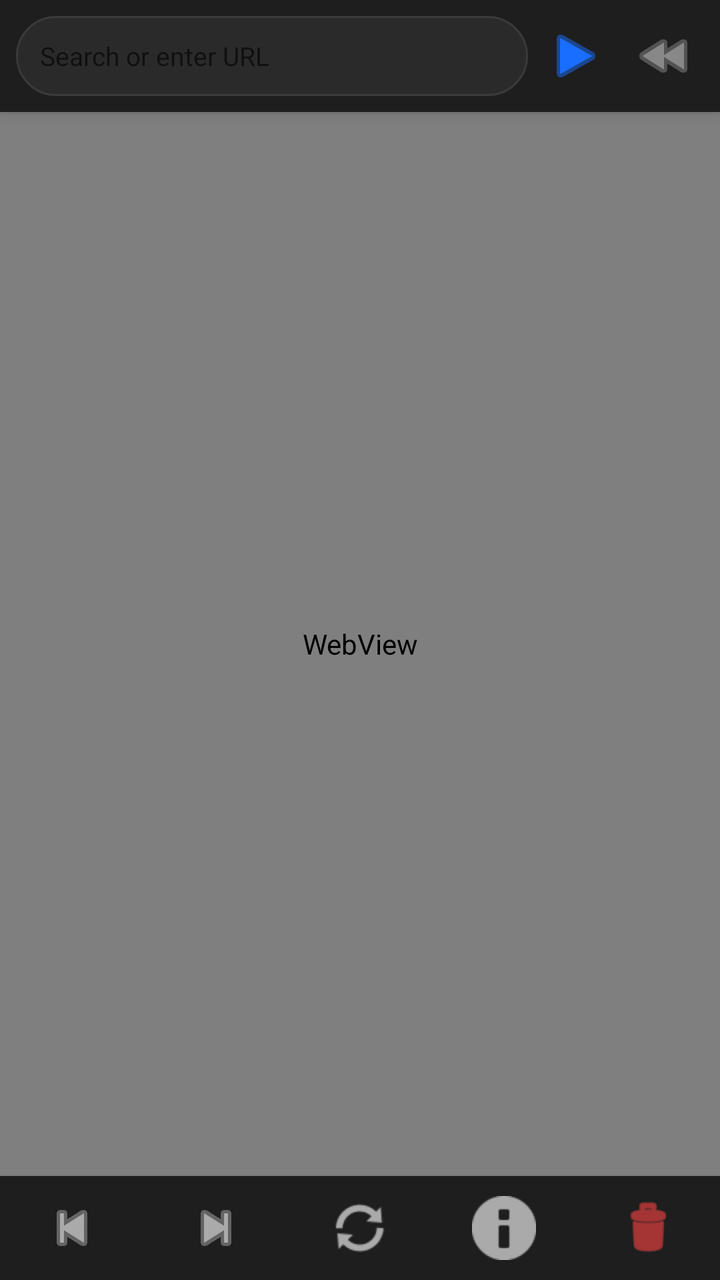
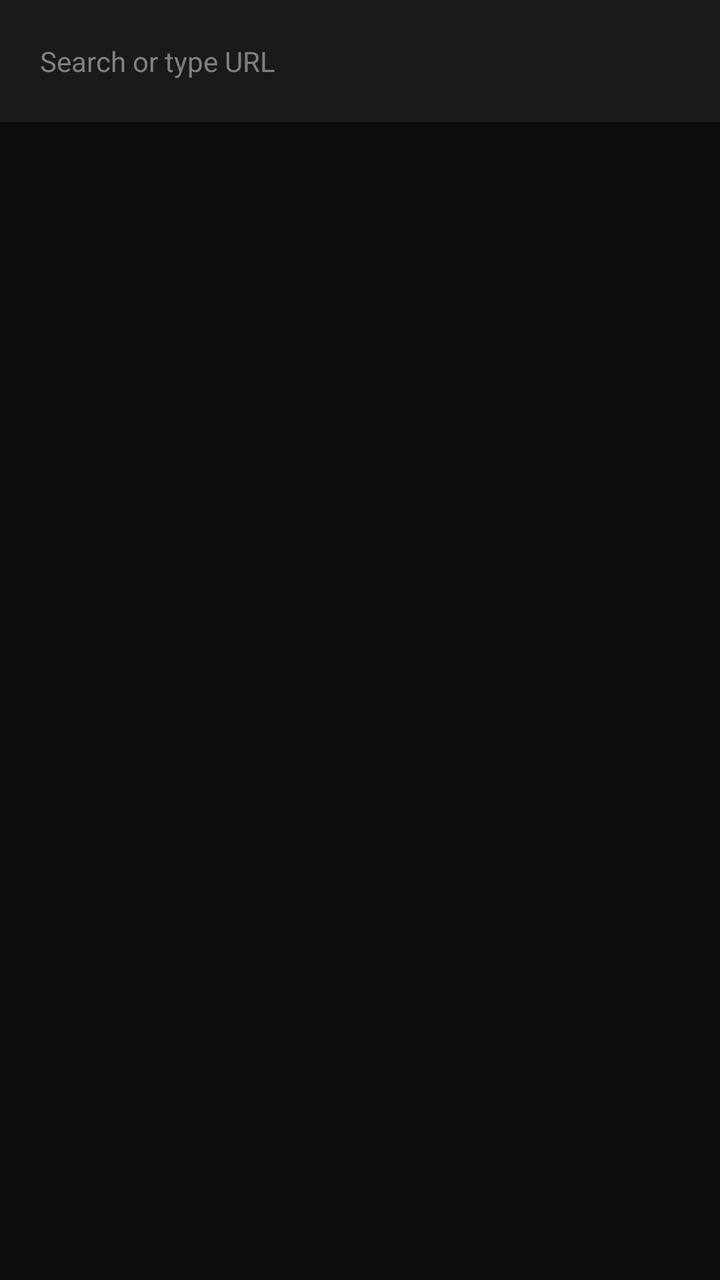

Screens rendered from an Android XML layout before and after an edit, with the pre-edit source and the edit as a unified diff.
<!-- AndroidManifest.xml: application theme Theme.PrivaBrowser -->
<!-- res/layout/activity_main.xml -->
<?xml version="1.0" encoding="utf-8"?>
<LinearLayout xmlns:android="http://schemas.android.com/apk/res/android"
    android:layout_width="match_parent"
    android:layout_height="match_parent"
    android:orientation="vertical"
    android:background="#121212">

    
    <LinearLayout
        android:layout_width="match_parent"
        android:layout_height="56dp"
        android:orientation="horizontal"
        android:background="#1E1E1E"
        android:gravity="center_vertical"
        android:paddingStart="8dp"
        android:paddingEnd="8dp"
        android:elevation="4dp">

        
        <EditText
            android:id="@+id/url_bar"
            android:layout_width="0dp"
            android:layout_height="40dp"
            android:layout_weight="1"
            android:background="@drawable/url_bar_bg"
            android:hint="Search or enter URL"
            android:hintTextColor="#666666"
            android:textColor="#FFFFFF"
            android:textSize="13sp"
            android:paddingStart="12dp"
            android:paddingEnd="12dp"
            android:imeOptions="actionGo"
            android:inputType="textUri"
            android:singleLine="true"
            android:selectAllOnFocus="true" />

        
        <ImageButton
            android:id="@+id/btn_go"
            android:layout_width="40dp"
            android:layout_height="40dp"
            android:background="?attr/selectableItemBackgroundBorderless"
            android:src="@android:drawable/ic_media_play"
            android:tint="#1A6EFF"
            android:layout_marginStart="4dp" />

        
        <Button
            android:id="@+id/btn_download"
            android:layout_width="wrap_content"
            android:layout_height="36dp"
            android:text="⬇ Video"
            android:textSize="11sp"
            android:backgroundTint="#FF6B35"
            android:textColor="#FFFFFF"
            android:paddingStart="8dp"
            android:paddingEnd="8dp"
            android:layout_marginStart="4dp"
            android:visibility="gone" />

        
        <ImageButton
            android:id="@+id/btn_playlist"
            android:layout_width="40dp"
            android:layout_height="40dp"
            android:background="?attr/selectableItemBackgroundBorderless"
            android:src="@android:drawable/ic_media_rew"
            android:tint="#888888"
            android:layout_marginStart="4dp" />

    </LinearLayout>

    
    <ProgressBar
        android:id="@+id/progress_bar"
        style="@style/Widget.AppCompat.ProgressBar.Horizontal"
        android:layout_width="match_parent"
        android:layout_height="3dp"
        android:progressTint="#1A6EFF"
        android:visibility="gone"
        android:max="100" />

    
    <WebView
        android:id="@+id/web_view"
        android:layout_width="match_parent"
        android:layout_height="0dp"
        android:layout_weight="1" />

    
    <LinearLayout
        android:layout_width="match_parent"
        android:layout_height="52dp"
        android:orientation="horizontal"
        android:background="#1E1E1E"
        android:gravity="center_vertical"
        android:elevation="4dp">

        <ImageButton
            android:id="@+id/btn_back"
            android:layout_width="0dp"
            android:layout_height="match_parent"
            android:layout_weight="1"
            android:background="?attr/selectableItemBackground"
            android:src="@android:drawable/ic_media_previous"
            android:tint="#AAAAAA" />

        <ImageButton
            android:id="@+id/btn_forward"
            android:layout_width="0dp"
            android:layout_height="match_parent"
            android:layout_weight="1"
            android:background="?attr/selectableItemBackground"
            android:src="@android:drawable/ic_media_next"
            android:tint="#AAAAAA" />

        <ImageButton
            android:id="@+id/btn_refresh"
            android:layout_width="0dp"
            android:layout_height="match_parent"
            android:layout_weight="1"
            android:background="?attr/selectableItemBackground"
            android:src="@android:drawable/ic_popup_sync"
            android:tint="#AAAAAA" />

        <ImageButton
            android:id="@+id/btn_home"
            android:layout_width="0dp"
            android:layout_height="match_parent"
            android:layout_weight="1"
            android:background="?attr/selectableItemBackground"
            android:src="@android:drawable/ic_dialog_info"
            android:tint="#AAAAAA" />

        <ImageButton
            android:id="@+id/btn_clear"
            android:layout_width="0dp"
            android:layout_height="match_parent"
            android:layout_weight="1"
            android:background="?attr/selectableItemBackground"
            android:src="@android:drawable/ic_menu_delete"
            android:tint="#FF4444" />

    </LinearLayout>

</LinearLayout>
<!-- resources referenced by this layout -->
<resources>
  <!-- drawable url_bar_bg (drawable) -->
  <?xml version="1.0" encoding="utf-8"?>
  <shape xmlns:android="http://schemas.android.com/apk/res/android"
      android:shape="rectangle">
      <solid android:color="#2A2A2A" />
      <corners android:radius="20dp" />
      <stroke android:width="1dp" android:color="#3A3A3A" />
  </shape>
  <style name="Theme.PrivaBrowser" parent="Theme.MaterialComponents.DayNight.NoActionBar">
          <item name="colorPrimary">#1A6EFF</item>
          <item name="colorPrimaryVariant">#0052CC</item>
          <item name="colorOnPrimary">#FFFFFF</item>
          <item name="colorSurface">#1E1E1E</item>
          <item name="android:windowBackground">#121212</item>
          <item name="android:statusBarColor">#0D0D0D</item>
          <item name="android:navigationBarColor">#1E1E1E</item>
      </style>
</resources>

<!-- the commit's change to res/layout/activity_main.xml (unified diff, before → after) -->
@@ -1,146 +1,60 @@
 <?xml version="1.0" encoding="utf-8"?>
-<LinearLayout xmlns:android="http://schemas.android.com/apk/res/android"
+<RelativeLayout xmlns:android="http://schemas.android.com/apk/res/android"
     android:layout_width="match_parent"
     android:layout_height="match_parent"
-    android:orientation="vertical"
-    android:background="#121212">
+    android:background="#0D0D0D">
 
     
     <LinearLayout
+        android:id="@+id/urlBarLayout"
         android:layout_width="match_parent"
-        android:layout_height="56dp"
+        android:layout_height="wrap_content"
         android:orientation="horizontal"
-        android:background="#1E1E1E"
-        android:gravity="center_vertical"
-        android:paddingStart="8dp"
-        android:paddingEnd="8dp"
-        android:elevation="4dp">
+        android:padding="8dp"
+        android:background="#1A1A1A"
+        android:gravity="center_vertical">
 
-        
         <EditText
-            android:id="@+id/url_bar"
+            android:id="@+id/urlEditText"
             android:layout_width="0dp"
-            android:layout_height="40dp"
+            android:layout_height="45dp"
             android:layout_weight="1"
-            android:background="@drawable/url_bar_bg"
-            android:hint="Search or enter URL"
-            android:hintTextColor="#666666"
+            android:background="@android:color/transparent"
+            android:hint="Search or type URL"
+            android:textColorHint="#808080"
             android:textColor="#FFFFFF"
-            android:textSize="13sp"
             android:paddingStart="12dp"
             android:paddingEnd="12dp"
             android:imeOptions="actionGo"
             android:inputType="textUri"
-            android:singleLine="true"
-            android:selectAllOnFocus="true" />
+            android:textSize="14sp" />
 
-        
         <ImageButton
-            android:id="@+id/btn_go"
+            android:id="@+id/btnDownload"
             android:layout_width="40dp"
             android:layout_height="40dp"
             android:background="?attr/selectableItemBackgroundBorderless"
-            android:src="@android:drawable/ic_media_play"
-            android:tint="#1A6EFF"
-            android:layout_marginStart="4dp" />
-
-        
-        <Button
-            android:id="@+id/btn_download"
-            android:layout_width="wrap_content"
-            android:layout_height="36dp"
-            android:text="⬇ Video"
-            android:textSize="11sp"
-            android:backgroundTint="#FF6B35"
-            android:textColor="#FFFFFF"
-            android:paddingStart="8dp"
-            android:paddingEnd="8dp"
-            android:layout_marginStart="4dp"
-            android:visibility="gone" />
-
-        
-        <ImageButton
-            android:id="@+id/btn_playlist"
-            android:layout_width="40dp"
-            android:layout_height="40dp"
-            android:background="?attr/selectableItemBackgroundBorderless"
-            android:src="@android:drawable/ic_media_rew"
-            android:tint="#888888"
-            android:layout_marginStart="4dp" />
+            android:src="@android:drawable/stat_sys_download"
+            android:visibility="gone"
+            android:contentDescription="Download Video" />
 
     </LinearLayout>
 
     
+    <FrameLayout
+        android:id="@+id/webViewContainer"
+        android:layout_width="match_parent"
+        android:layout_height="match_parent"
+        android:layout_below="@id/urlBarLayout" />
+
+    
     <ProgressBar
-        android:id="@+id/progress_bar"
-        style="@style/Widget.AppCompat.ProgressBar.Horizontal"
+        android:id="@+id/progressBar"
+        style="?android:attr/progressBarStyleHorizontal"
         android:layout_width="match_parent"
         android:layout_height="3dp"
-        android:progressTint="#1A6EFF"
-        android:visibility="gone"
-        android:max="100" />
+        android:layout_below="@id/urlBarLayout"
+        android:progressDrawable="@android:color/holo_blue_light"
+        android:visibility="gone" />
 
-    
-    <WebView
-        android:id="@+id/web_view"
-        android:layout_width="match_parent"
-        android:layout_height="0dp"
-        android:layout_weight="1" />
-
-    
-    <LinearLayout
-        android:layout_width="match_parent"
-        android:layout_height="52dp"
-        android:orientation="horizontal"
-        android:background="#1E1E1E"
-        android:gravity="center_vertical"
-        android:elevation="4dp">
-
-        <ImageButton
-            android:id="@+id/btn_back"
-            android:layout_width="0dp"
-            android:layout_height="match_parent"
-            android:layout_weight="1"
-            android:background="?attr/selectableItemBackground"
-            android:src="@android:drawable/ic_media_previous"
-            android:tint="#AAAAAA" />
-
-        <ImageButton
-            android:id="@+id/btn_forward"
-            android:layout_width="0dp"
-            android:layout_height="match_parent"
-            android:layout_weight="1"
-            android:background="?attr/selectableItemBackground"
-            android:src="@android:drawable/ic_media_next"
-            android:tint="#AAAAAA" />
-
-        <ImageButton
-            android:id="@+id/btn_refresh"
-            android:layout_width="0dp"
-            android:layout_height="match_parent"
-            android:layout_weight="1"
-            android:background="?attr/selectableItemBackground"
-            android:src="@android:drawable/ic_popup_sync"
-            android:tint="#AAAAAA" />
-
-        <ImageButton
-            android:id="@+id/btn_home"
-            android:layout_width="0dp"
-            android:layout_height="match_parent"
-            android:layout_weight="1"
-            android:background="?attr/selectableItemBackground"
-            android:src="@android:drawable/ic_dialog_info"
-            android:tint="#AAAAAA" />
-
-        <ImageButton
-            android:id="@+id/btn_clear"
-            android:layout_width="0dp"
-            android:layout_height="match_parent"
-            android:layout_weight="1"
-            android:background="?attr/selectableItemBackground"
-            android:src="@android:drawable/ic_menu_delete"
-            android:tint="#FF4444" />
-
-    </LinearLayout>
-
-</LinearLayout>
+</RelativeLayout>
<!-- resource entries referenced after the edit -->
@@ -1,13 +1,5 @@
 <!-- resources referenced by this layout -->
 <resources>
-  <!-- drawable url_bar_bg (drawable) -->
-  <?xml version="1.0" encoding="utf-8"?>
-  <shape xmlns:android="http://schemas.android.com/apk/res/android"
-      android:shape="rectangle">
-      <solid android:color="#2A2A2A" />
-      <corners android:radius="20dp" />
-      <stroke android:width="1dp" android:color="#3A3A3A" />
-  </shape>
   <style name="Theme.PrivaBrowser" parent="Theme.MaterialComponents.DayNight.NoActionBar">
           <item name="colorPrimary">#1A6EFF</item>
           <item name="colorPrimaryVariant">#0052CC</item>
